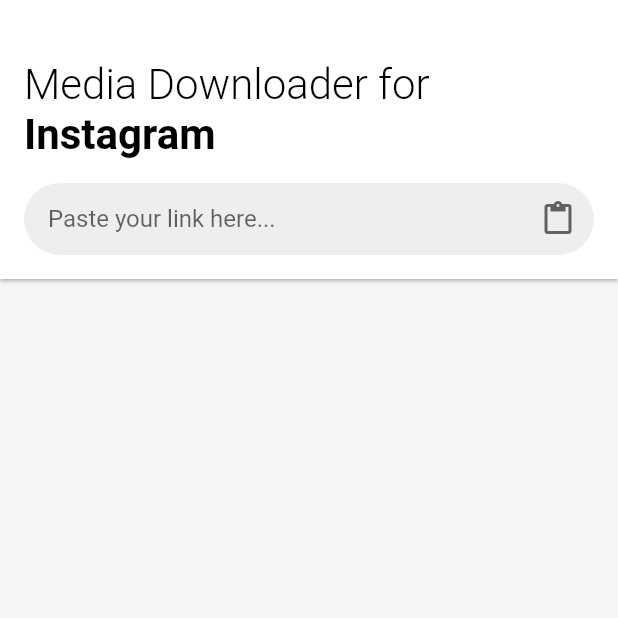
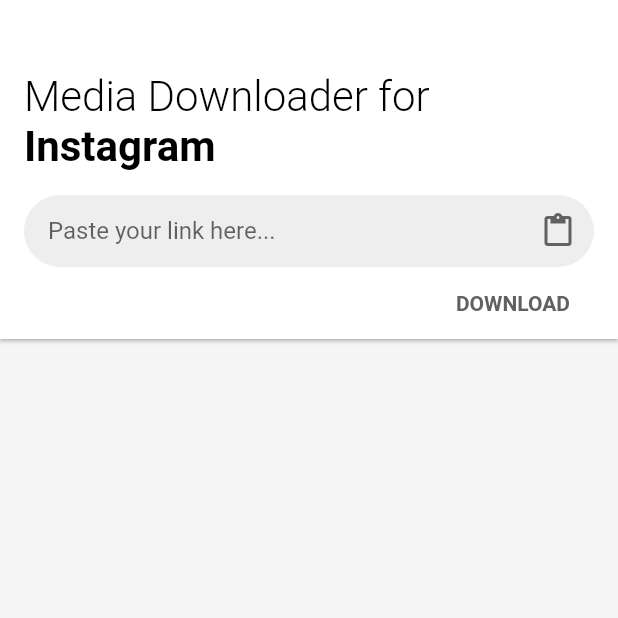
Before and after one commit to rafaelribeirods/InstagramDownloader, a Flutter app: the screen it shows after launch, on a phone screen of 412 x 824 dp, the top half of it. Run offline on Flutter 3.47's test engine with Material 2 defaults, Android fonts, the phone set to English and light mode, and no system bars; our stand-ins replace dio.

Commit message:
Gerenciamento do input da home

```diff
--- a/lib/Home.dart
+++ b/lib/Home.dart
@@ -1,5 +1,6 @@
 import 'package:flutter/material.dart';
 import 'package:flutter/services.dart';
+import 'src/Downloader.dart';
 
 class Home extends StatefulWidget {
   @override
@@ -8,7 +9,18 @@ class Home extends StatefulWidget {
 
 class _HomeState extends State<Home> {
 
+  Downloader _downloader = new Downloader();
   TextEditingController _urlController = new TextEditingController();
+
+  final _INVALID_URL_ERROR = 'Invalid URL';
+
+  String _inputError;
+
+  @override
+  void initState() {
+    super.initState();
+    _inputError = "";
+  }
 
   Widget _buildTitle() {
 
@@ -29,7 +41,9 @@ class _HomeState extends State<Home> {
 
   Widget _buildInput() {
 
-    return Container(
+    return Padding(
+      padding: const EdgeInsets.only(top: 16),
+      child: Container(
         decoration: BoxDecoration(
           color: Colors.grey[200],
           borderRadius: BorderRadius.all(
@@ -55,11 +69,16 @@ class _HomeState extends State<Home> {
                 if(_urlController.text.isEmpty) {
                   ClipboardData data = await Clipboard.getData('text/plain');
                   _urlController.text = data.text;
-                  setState(() {});
+                  if(this._downloader.validUrl(_urlController.text)) {
+                    setState(() { _inputError = ""; });
+                  }
+                  else {
+                    setState(() { _inputError = this._INVALID_URL_ERROR; });
+                  }
                 }
                 else {
                   _urlController.text = "";
-                  setState(() {});
+                  setState(() { _inputError = ""; });
                 }
               },
               child: Icon(
@@ -69,8 +88,67 @@ class _HomeState extends State<Home> {
             ),
           ),
           onChanged: (text) {
-          setState(() {});
+            if(text == "") {
+              setState(() { _inputError = ""; });
+            }
+            else if(this._downloader.validUrl(text)) {
+              setState(() { _inputError = ""; });
+            }
+            else {
+              setState(() { _inputError = this._INVALID_URL_ERROR; });
+            }
           },
+        ),
+      ),
+    );
+
+  }
+
+  Widget _buildInputErrorAndDownloadButton() {
+
+    return Padding(
+      padding: const EdgeInsets.only(top: 16, left: 16, right: 16),
+      child: Row(
+        children: <Widget>[
+          Expanded(
+            child: this._buildInputError(),
+          ),
+          this._buildInputDownloadButton()
+        ],
+      )
+    );
+
+  }
+
+  Widget _buildInputDownloadButton() {
+
+    bool allowClick = this._urlController.text != "" && this._inputError == "";
+
+    return GestureDetector(
+      onTap: allowClick ? () {
+        print("Clicou no download do input");
+      } : null,
+      child: Text(
+        "DOWNLOAD",
+        style: TextStyle(
+          color: allowClick ? Colors.blue : Colors.grey[700],
+          fontWeight: FontWeight.bold
+        ),
+      ),
+    );
+
+  }
+
+  Widget _buildInputError() {
+
+    return Align(
+      alignment: Alignment.centerLeft,
+      child: Text(
+        this._inputError,
+        style: TextStyle(
+          fontSize: 12,
+          color: Colors.red
+        ),
       ),
     );
 
@@ -88,12 +166,12 @@ class _HomeState extends State<Home> {
           child: Column(
             children: <Widget>[
               this._buildTitle(),
-              Padding(padding: EdgeInsets.only(top: 16)),
-              this._buildInput()
+              this._buildInput(),
+              this._buildInputErrorAndDownloadButton()
             ],
           ),
         ),
-        preferredSize: Size.fromHeight(130),
+        preferredSize: Size.fromHeight(170),
       ),
     );
 
--- /dev/null
+++ b/lib/src/Downloader.dart
@@ -0,0 +1,150 @@
+import 'DownloaderResponse.dart';
+import 'Media.dart';
+import 'package:dio/dio.dart';
+
+class Downloader {
+
+  Dio _http;
+
+  Downloader() {
+    this._http = new Dio();
+  }
+
+  Future<DownloaderResponse> getMediaList(String url) async {
+
+    if(!this.validUrl(url)) {
+      return DownloaderResponse(true, 'Invalid URL');
+    }
+
+    Response response;
+    try {
+      response = await this._http.get(url);
+    }
+    on DioError catch(e) {
+      return new DownloaderResponse(true, "Invalid URL");
+    }
+
+    //return this.parseResponse(response.data);
+
+  }
+
+  /*DownloaderResponse parseResponse(String response) {
+
+    RegExp regex = new RegExp('"display_url":"(.*?)"|"video_url":"(.*?)"');
+    List<int> thumbnail_indexes = new List();
+    if(regex.hasMatch(response)) {
+      var matches = regex.allMatches(response);
+      List<Media> media = new List();
+      for(int i = 0; i < matches.length; i++) {
+        Map<String,dynamic> item = this._getItemMap(matches.elementAt(i));
+        String url, type, thumbnail;
+        if(item.containsKey('display_url')) {
+          url = item['display_url'];
+          type = 'image';
+          thumbnail = url;
+        }
+        else if(item.containsKey('video_url')) {
+          url = item['video_url'];
+          type = 'video';
+          thumbnail = this._getItemMap(matches.elementAt(i - 1))['display_url'];
+          thumbnail_indexes.add(i - 1);
+        }
+        String file_name = this._getFileName(url);
+        if(file_name == null) {
+          return new DownloaderResponse(true, 'Couldn\'t get file name and format');
+        }
+        media.add(new Media(file_name, url, type, thumbnail));
+      }
+      media = this._filter(media, thumbnail_indexes);
+      return new DownloaderResponse(false, media);
+    }
+    return new DownloaderResponse(true, "Couldn't get media");
+
+  }*/
+
+  /*Map<String, dynamic> _getItemMap(RegExpMatch match) {
+    return json.decode('{' + match.group(0).toString() + '}');
+  }*/
+
+  /*List<Media> _filter(List<Media> media, List<int> thumbnail_indexes) {
+
+    List<Media> filtered_list = new List();
+    for(Media item in media) {
+      if(!isListed(filtered_list, item.getFileName())) {
+        filtered_list.add(item);
+      }
+    }
+
+    return filtered_list;
+
+  }*/
+
+  /*bool isListed(List<Media> filtered_list, String file_name) {
+    for(Media media in filtered_list) {
+      if(media.getFileName() == file_name) {
+        return true;
+      }
+    }
+    return false;
+  }*/
+
+  /*Future<String> getPath() async {
+    PermissionStatus storagePermissionStatus = await Permission.storage.status;
+
+    if(storagePermissionStatus.isPermanentlyDenied) {
+      return await getExternalStorageDirectory().then((directory) => directory.path);
+    }
+    else if(storagePermissionStatus.isGranted) {
+      return "/storage/emulated/0/Download";
+    }
+    else {
+      Permission.storage.request();
+      return this.getPath();
+    }
+
+  }*/
+
+  /*Future<DownloaderResponse> downloadAll(List<Media> media, DownloadController downloadController) async {
+
+    for(Media item in media) {
+      DownloaderResponse response = await download(item.getFileName(), item.getUrl(), downloadController);
+      if(response.hasError()) {
+        return response;
+      }
+    }
+
+    return new DownloaderResponse(false, "All downloads completed");
+
+  }*/
+
+  /*Future<DownloaderResponse> download(String file_name, String url, DownloadController downloadController) async {
+    print("DOWNLOADING " + file_name);
+    String path = await this.getPath();
+    this._http.download(url, path + '/' + file_name, onReceiveProgress: (received, total) {
+      downloadController.setProgress((received / total * 100));
+      downloadController.notifyListeners();
+    });
+
+    notificationController.show(path + '/' + file_name);
+
+    return new DownloaderResponse(false, "Download completed!");
+
+  }*/
+
+  /*String _getFileName(String url) {
+    RegExp regex = new RegExp(r'\/[a-zA-Z0-9_]+\.[a-zA-Z0-9]{3}\?');
+    if(regex.hasMatch(url)) {
+      String match = regex.stringMatch(url);
+      return match.substring(1, match.length - 1);
+    }
+    return null;
+  }*/
+
+  bool validUrl(String url) {
+
+    RegExp regex = RegExp(r'^((http|https):\/\/)?(www.)?instagram.com\/.+$');
+    return regex.hasMatch(url);
+
+  }
+
+}
--- /dev/null
+++ b/lib/src/DownloaderResponse.dart
@@ -0,0 +1,16 @@
+class DownloaderResponse {
+
+  bool _error;
+  dynamic _content;
+
+  DownloaderResponse(this._error, this._content);
+
+  bool hasError() {
+    return this._error;
+  }
+
+  dynamic getContent() {
+    return this._content;
+  }
+
+}
--- /dev/null
+++ b/lib/src/Media.dart
@@ -0,0 +1,35 @@
+class Media {
+
+  String _file_name;
+  String _url;
+  String _type;
+  String _thumbnail;
+
+  Media(this._file_name, this._url, [this._type, this._thumbnail]);
+
+  String getFileName() {
+    return this._file_name;
+  }
+
+  String getUrl() {
+    return this._url;
+  }
+
+  String getType() {
+    return this._type;
+  }
+
+  String getThumbnail() {
+    return this._thumbnail;
+  }
+
+  String description() {
+    return '\n' +
+      '[Media Object] => ' +
+      'File Name: ' + this.getFileName() + '\n' +
+      'URL: ' + this.getUrl() + '\n' +
+      'Type: ' + this.getType() + '\n' +
+      'Thumbnail: ' + this.getThumbnail() + '\n';
+  }
+
+}
--- a/pubspec.yaml
+++ b/pubspec.yaml
@@ -21,6 +21,7 @@ environment:
   sdk: ">=2.7.0 <3.0.0"
 
 dependencies:
+  dio: ^3.0.9
   flutter:
     sdk: flutter
 
```
Also changed, not shown: pubspec.lock. Lines whose indentation alone changed are shown as unchanged.
